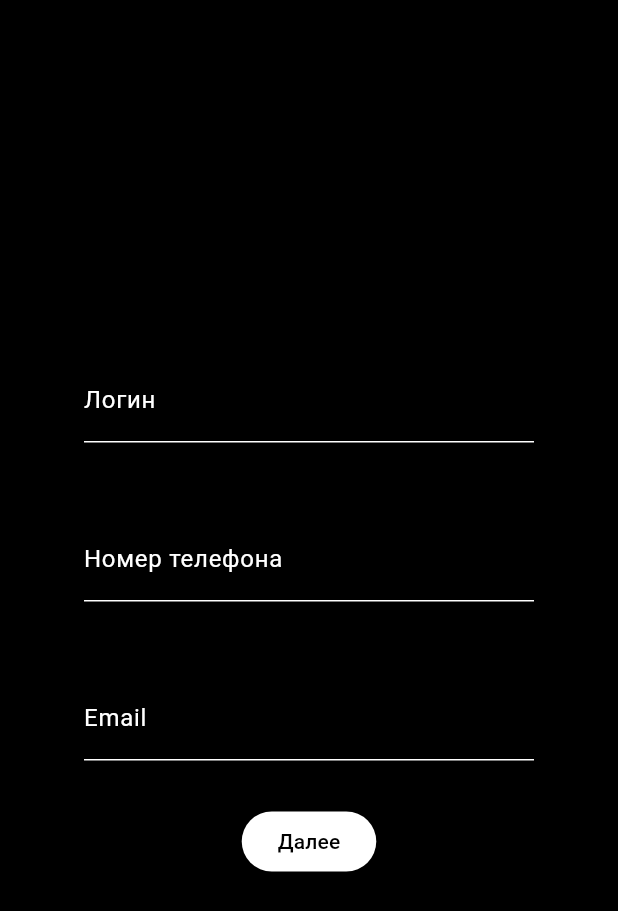
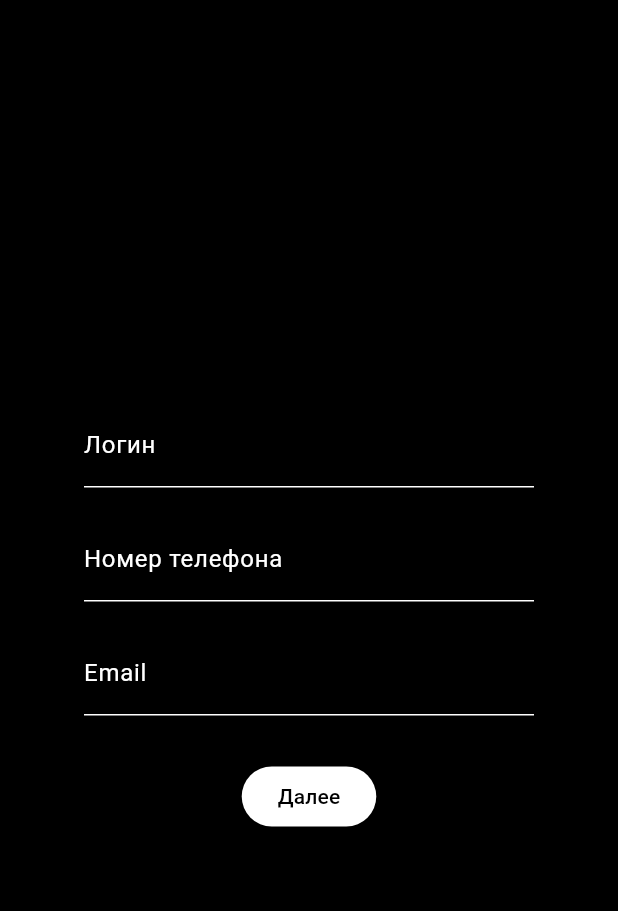
Before and after one commit to hunnbug/U2-mobile-app, a Flutter app: the screen it shows after launch, on a phone screen of 412 x 824 dp. Shown: the top 911 px of the screen. Run offline on Flutter 3.47's test engine with Material 3 defaults, Android fonts, the phone set to English and light mode, and no system bars.

Commit message:
починил регистрацию

```diff
--- a/krya/lib/registration_screen.dart
+++ b/krya/lib/registration_screen.dart
@@ -4,7 +4,9 @@ import 'registration_screen_2.dart';
 class RegistrationScreen extends StatelessWidget {
   @override
   Widget build(BuildContext context) {
-    return Center(
+    return Scaffold(
+      backgroundColor: Colors.black,
+      body: Center(
         child: Padding(
           padding: const EdgeInsets.symmetric(horizontal: 32.0),
           child: Column(
@@ -14,7 +16,7 @@ class RegistrationScreen extends StatelessWidget {
                 width: 300,
                 child: TextField(
                   textAlignVertical: TextAlignVertical.center,
-                style: TextStyle(color: Colors.white, ),
+                  style: TextStyle(color: Colors.white),
                   cursorColor: Colors.white,
                   textAlign: TextAlign.center,
                   decoration: InputDecoration(
@@ -30,7 +32,6 @@ class RegistrationScreen extends StatelessWidget {
                 ),
               ),
               SizedBox(height: 20),
-            SizedBox(height: 30),
               SizedBox(
                 width: 300,
                 child: TextField(
@@ -51,13 +52,12 @@ class RegistrationScreen extends StatelessWidget {
                 ),
               ),
               SizedBox(height: 20),
-            SizedBox(height: 30),
               SizedBox(
                 width: 300,
                 child: TextField(
                   textAlignVertical: TextAlignVertical.center,
                   cursorColor: Colors.white,
-                style: TextStyle(color: Colors.white,),
+                  style: TextStyle(color: Colors.white),
                   textAlign: TextAlign.center,
                   decoration: InputDecoration(
                     labelText: 'Email',
@@ -72,16 +72,21 @@ class RegistrationScreen extends StatelessWidget {
                 ),
               ),
               SizedBox(height: 30),
-            ElevatedButton(style: ElevatedButton.styleFrom(
+              ElevatedButton(
+                style: ElevatedButton.styleFrom(
                   backgroundColor: Colors.white,
                   foregroundColor: Colors.black,
                 ),
                 child: Text("Далее"),
                 onPressed: () {
-                Navigator.push(context,
-                MaterialPageRoute(builder: (context) => PasswordScreen()));
-              })
+                  Navigator.push(
+                    context,
+                    MaterialPageRoute(builder: (context) => PasswordScreen()),
+                  );
+                },
+              ),
             ],
+          ),
         ),
       ),
     );
```
Also changed, not shown: krya/lib/registration_screen_2.dart (+8 -6 lines). Lines whose indentation alone changed are shown as unchanged.
